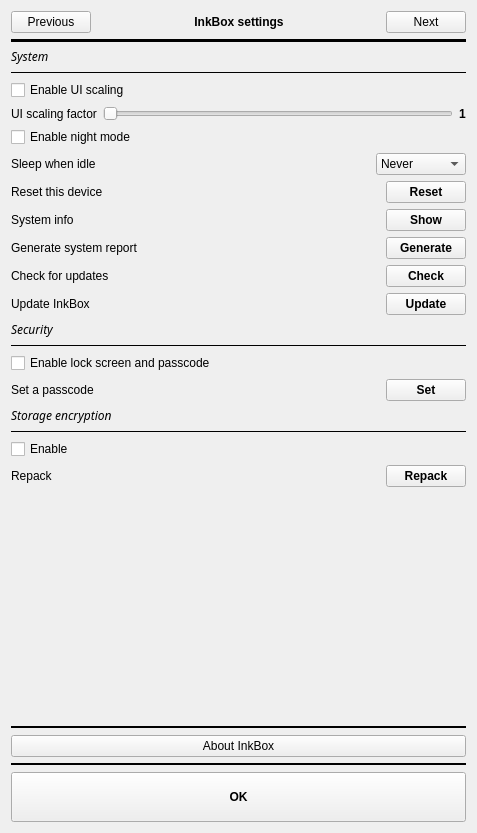
Before: the Qt Designer form settings.ui in Quill-OS/quill, drawn with Qt 5.
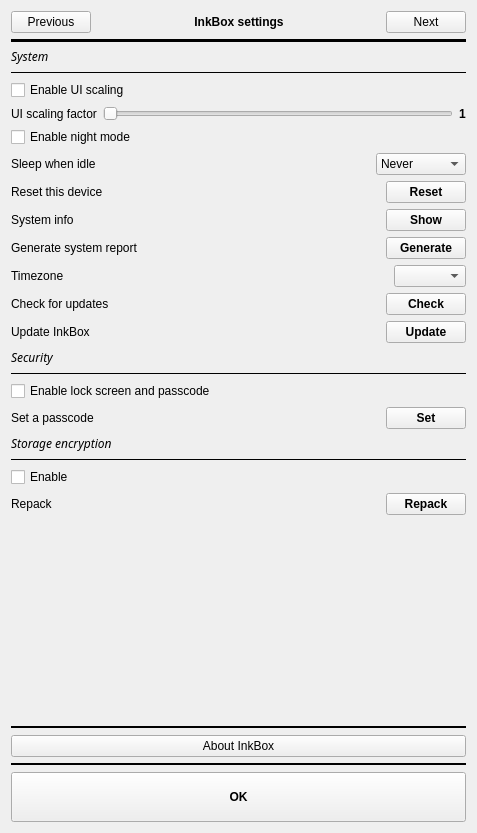
After: the same form once the commit is applied. The open tabs and pages were chosen to show the change.

Commit message: Settings: Add an option to change timezone

Diff of the .ui file:
```diff
--- a/settings.ui
+++ b/settings.ui
@@ -529,10 +529,176 @@
                <property name="bottomMargin">
                 <number>0</number>
                </property>
-               <item row="10" column="0">
-                <widget class="QCheckBox" name="darkModeCheckBox">
+               <item row="7" column="0">
+                <widget class="Line" name="line_9">
+                 <property name="frameShadow">
+                  <enum>QFrame::Plain</enum>
+                 </property>
+                 <property name="orientation">
+                  <enum>Qt::Horizontal</enum>
+                 </property>
+                </widget>
+               </item>
+               <item row="12" column="0">
+                <layout class="QGridLayout" name="gridLayout_12">
+                 <property name="bottomMargin">
+                  <number>0</number>
+                 </property>
+                 <item row="0" column="0">
+                  <widget class="QLabel" name="label_8">
+                   <property name="text">
+                    <string>Reset this device</string>
+                   </property>
+                  </widget>
+                 </item>
+                 <item row="0" column="2">
+                  <widget class="QPushButton" name="resetBtn">
+                   <property name="font">
+                    <font>
+                     <weight>75</weight>
+                     <bold>true</bold>
+                    </font>
+                   </property>
+                   <property name="text">
+                    <string>Reset</string>
+                   </property>
+                  </widget>
+                 </item>
+                 <item row="0" column="1">
+                  <spacer name="horizontalSpacer_8">
+                   <property name="orientation">
+                    <enum>Qt::Horizontal</enum>
+                   </property>
+                   <property name="sizeHint" stdset="0">
+                    <size>
+                     <width>40</width>
+                     <height>20</height>
+                    </size>
+                   </property>
+                  </spacer>
+                 </item>
+                </layout>
+               </item>
+               <item row="22" column="0">
+                <widget class="QCheckBox" name="enableLockscreenCheckBox">
                  <property name="text">
-                  <string>Enable night mode</string>
+                  <string>Enable lock screen and passcode</string>
+                 </property>
+                </widget>
+               </item>
+               <item row="23" column="0">
+                <layout class="QGridLayout" name="gridLayout_13">
+                 <property name="bottomMargin">
+                  <number>0</number>
+                 </property>
+                 <item row="0" column="1">
+                  <spacer name="horizontalSpacer_9">
+                   <property name="orientation">
+                    <enum>Qt::Horizontal</enum>
+                   </property>
+                   <property name="sizeHint" stdset="0">
+                    <size>
+                     <width>40</width>
+                     <height>20</height>
+                    </size>
+                   </property>
+                  </spacer>
+                 </item>
+                 <item row="0" column="2">
+                  <widget class="QPushButton" name="setPasscodeBtn">
+                   <property name="font">
+                    <font>
+                     <weight>75</weight>
+                     <bold>true</bold>
+                    </font>
+                   </property>
+                   <property name="text">
+                    <string>Set</string>
+                   </property>
+                  </widget>
+                 </item>
+                 <item row="0" column="0">
+                  <widget class="QLabel" name="setPasscodeLabel">
+                   <property name="text">
+                    <string>Set a passcode</string>
+                   </property>
+                  </widget>
+                 </item>
+                </layout>
+               </item>
+               <item row="16" column="0">
+                <layout class="QGridLayout" name="checkOtaUpdateGridLayout">
+                 <property name="bottomMargin">
+                  <number>0</number>
+                 </property>
+                 <item row="0" column="0">
+                  <widget class="QLabel" name="checkOtaUpdateLabel">
+                   <property name="text">
+                    <string>Check for updates</string>
+                   </property>
+                  </widget>
+                 </item>
+                 <item row="0" column="1">
+                  <spacer name="horizontalSpacer_13">
+                   <property name="orientation">
+                    <enum>Qt::Horizontal</enum>
+                   </property>
+                   <property name="sizeHint" stdset="0">
+                    <size>
+                     <width>40</width>
+                     <height>20</height>
+                    </size>
+                   </property>
+                  </spacer>
+                 </item>
+                 <item row="0" column="2">
+                  <widget class="QPushButton" name="checkOtaUpdateBtn">
+                   <property name="font">
+                    <font>
+                     <weight>75</weight>
+                     <bold>true</bold>
+                    </font>
+                   </property>
+                   <property name="text">
+                    <string>Check</string>
+                   </property>
+                  </widget>
+                 </item>
+                </layout>
+               </item>
+               <item row="6" column="0">
+                <widget class="QLabel" name="softwareLabel">
+                 <property name="font">
+                  <font>
+                   <family>Chivo</family>
+                   <italic>true</italic>
+                  </font>
+                 </property>
+                 <property name="text">
+                  <string>System</string>
+                 </property>
+                </widget>
+               </item>
+               <item row="24" column="0">
+                <widget class="QLabel" name="storageEncryptionLabel">
+                 <property name="font">
+                  <font>
+                   <family>Chivo</family>
+                   <italic>true</italic>
+                  </font>
+                 </property>
+                 <property name="text">
+                  <string>Storage encryption</string>
+                 </property>
+                </widget>
+               </item>
+               <item row="21" column="0">
+                <widget class="Line" name="line_2">
+                 <property name="frameShadow">
+                  <enum>QFrame::Plain</enum>
+                 </property>
+                 <property name="orientation">
+                  <enum>Qt::Horizontal</enum>
                  </property>
                 </widget>
                </item>
@@ -588,28 +754,8 @@
                  </item>
                 </layout>
                </item>
-               <item row="25" column="0">
-                <widget class="QCheckBox" name="enableEncryptedStorageCheckBox">
-                 <property name="text">
-                  <string>Enable</string>
-                 </property>
-                </widget>
-               </item>
-               <item row="23" column="0">
-                <widget class="QLabel" name="storageEncryptionLabel">
-                 <property name="font">
-                  <font>
-                   <family>Chivo</family>
-                   <italic>true</italic>
-                  </font>
-                 </property>
-                 <property name="text">
-                  <string>Storage encryption</string>
-                 </property>
-                </widget>
-               </item>
-               <item row="11" column="0">
-                <layout class="QGridLayout" name="gridLayout_16">
+               <item row="19" column="0">
+                <layout class="QGridLayout" name="gridLayout_14">
                  <property name="bottomMargin">
                   <number>0</number>
                  </property>
@@ -617,7 +763,7 @@
                   <number>6</number>
                  </property>
                  <item row="0" column="1">
-                  <spacer name="horizontalSpacer_12">
+                  <spacer name="horizontalSpacer_10">
                    <property name="orientation">
                     <enum>Qt::Horizontal</enum>
                    </property>
@@ -630,93 +776,30 @@
                   </spacer>
                  </item>
                  <item row="0" column="0">
-                  <widget class="QLabel" name="sleepTimeoutLabel">
+                  <widget class="QLabel" name="updateLabel">
                    <property name="text">
-                    <string>Sleep when idle</string>
+                    <string>Update InkBox</string>
+                   </property>
+                   <property name="alignment">
+                    <set>Qt::AlignLeading|Qt::AlignLeft|Qt::AlignVCenter</set>
                    </property>
                   </widget>
                  </item>
                  <item row="0" column="2">
-                  <widget class="QComboBox" name="sleepTimeoutComboBox">
-                   <item>
-                    <property name="text">
-                     <string>Never</string>
-                    </property>
-                   </item>
-                   <item>
-                    <property name="text">
-                     <string>2 minutes</string>
-                    </property>
-                   </item>
-                   <item>
-                    <property name="text">
-                     <string>5 minutes</string>
-                    </property>
-                   </item>
-                   <item>
-                    <property name="text">
-                     <string>10 minutes</string>
-                    </property>
-                   </item>
-                   <item>
-                    <property name="text">
-                     <string>15 minutes</string>
-                    </property>
-                   </item>
-                   <item>
-                    <property name="text">
-                     <string>30 minutes</string>
-                    </property>
-                   </item>
-                   <item>
-                    <property name="text">
-                     <string>60 minutes</string>
-                    </property>
-                   </item>
+                  <widget class="QPushButton" name="updateBtn">
+                   <property name="font">
+                    <font>
+                     <weight>75</weight>
+                     <bold>true</bold>
+                    </font>
+                   </property>
+                   <property name="text">
+                    <string>Update</string>
+                   </property>
                   </widget>
                  </item>
                 </layout>
                </item>
-               <item row="7" column="0">
-                <widget class="Line" name="line_9">
-                 <property name="frameShadow">
-                  <enum>QFrame::Plain</enum>
-                 </property>
-                 <property name="orientation">
-                  <enum>Qt::Horizontal</enum>
-                 </property>
-                </widget>
-               </item>
-               <item row="6" column="0">
-                <widget class="QLabel" name="softwareLabel">
-                 <property name="font">
-                  <font>
-                   <family>Chivo</family>
-                   <italic>true</italic>
-                  </font>
-                 </property>
-                 <property name="text">
-                  <string>System</string>
-                 </property>
-                </widget>
-               </item>
-               <item row="21" column="0">
-                <widget class="QCheckBox" name="enableLockscreenCheckBox">
-                 <property name="text">
-                  <string>Enable lock screen and passcode</string>
-                 </property>
-                </widget>
-               </item>
-               <item row="20" column="0">
-                <widget class="Line" name="line_2">
-                 <property name="frameShadow">
-                  <enum>QFrame::Plain</enum>
-                 </property>
-                 <property name="orientation">
-                  <enum>Qt::Horizontal</enum>
-                 </property>
-                </widget>
-               </item>
                <item row="13" column="0">
                 <layout class="QGridLayout" name="gridLayout_7">
                  <property name="bottomMargin">
@@ -760,139 +843,6 @@
                  </item>
                 </layout>
                </item>
-               <item row="22" column="0">
-                <layout class="QGridLayout" name="gridLayout_13">
-                 <property name="bottomMargin">
-                  <number>0</number>
-                 </property>
-                 <item row="0" column="1">
-                  <spacer name="horizontalSpacer_9">
-                   <property name="orientation">
-                    <enum>Qt::Horizontal</enum>
-                   </property>
-                   <property name="sizeHint" stdset="0">
-                    <size>
-                     <width>40</width>
-                     <height>20</height>
-                    </size>
-                   </property>
-                  </spacer>
-                 </item>
-                 <item row="0" column="2">
-                  <widget class="QPushButton" name="setPasscodeBtn">
-                   <property name="font">
-                    <font>
-                     <weight>75</weight>
-                     <bold>true</bold>
-                    </font>
-                   </property>
-                   <property name="text">
-                    <string>Set</string>
-                   </property>
-                  </widget>
-                 </item>
-                 <item row="0" column="0">
-                  <widget class="QLabel" name="setPasscodeLabel">
-                   <property name="text">
-                    <string>Set a passcode</string>
-                   </property>
-                  </widget>
-                 </item>
-                </layout>
-               </item>
-               <item row="15" column="0">
-                <layout class="QGridLayout" name="checkOtaUpdateGridLayout">
-                 <property name="bottomMargin">
-                  <number>0</number>
-                 </property>
-                 <item row="0" column="0">
-                  <widget class="QLabel" name="checkOtaUpdateLabel">
-                   <property name="text">
-                    <string>Check for updates</string>
-                   </property>
-                  </widget>
-                 </item>
-                 <item row="0" column="1">
-                  <spacer name="horizontalSpacer_13">
-                   <property name="orientation">
-                    <enum>Qt::Horizontal</enum>
-                   </property>
-                   <property name="sizeHint" stdset="0">
-                    <size>
-                     <width>40</width>
-                     <height>20</height>
-                    </size>
-                   </property>
-                  </spacer>
-                 </item>
-                 <item row="0" column="2">
-                  <widget class="QPushButton" name="checkOtaUpdateBtn">
-                   <property name="font">
-                    <font>
-                     <weight>75</weight>
-                     <bold>true</bold>
-                    </font>
-                   </property>
-                   <property name="text">
-                    <string>Check</string>
-                   </property>
-                  </widget>
-                 </item>
-                </layout>
-               </item>
-               <item row="19" column="0">
-                <widget class="QLabel" name="securityLabel">
-                 <property name="font">
-                  <font>
-                   <family>Chivo</family>
-                   <italic>true</italic>
-                  </font>
-                 </property>
-                 <property name="text">
-                  <string>Security</string>
-                 </property>
-                </widget>
-               </item>
-               <item row="12" column="0">
-                <layout class="QGridLayout" name="gridLayout_12">
-                 <property name="bottomMargin">
-                  <number>0</number>
-                 </property>
-                 <item row="0" column="0">
-                  <widget class="QLabel" name="label_8">
-                   <property name="text">
-                    <string>Reset this device</string>
-                   </property>
-                  </widget>
-                 </item>
-                 <item row="0" column="2">
-                  <widget class="QPushButton" name="resetBtn">
-                   <property name="font">
-                    <font>
-                     <weight>75</weight>
-                     <bold>true</bold>
-                    </font>
-                   </property>
-                   <property name="text">
-                    <string>Reset</string>
-                   </property>
-                  </widget>
-                 </item>
-                 <item row="0" column="1">
-                  <spacer name="horizontalSpacer_8">
-                   <property name="orientation">
-                    <enum>Qt::Horizontal</enum>
-                   </property>
-                   <property name="sizeHint" stdset="0">
-                    <size>
-                     <width>40</width>
-                     <height>20</height>
-                    </size>
-                   </property>
-                  </spacer>
-                 </item>
-                </layout>
-               </item>
                <item row="14" column="0">
                 <layout class="QGridLayout" name="gridLayout_19">
                  <property name="bottomMargin">
@@ -933,13 +883,13 @@
                  </item>
                 </layout>
                </item>
-               <item row="18" column="0">
-                <layout class="QGridLayout" name="gridLayout_14">
+               <item row="11" column="0">
+                <layout class="QGridLayout" name="gridLayout_16">
                  <property name="bottomMargin">
                   <number>0</number>
                  </property>
                  <item row="0" column="1">
-                  <spacer name="horizontalSpacer_10">
+                  <spacer name="horizontalSpacer_12">
                    <property name="orientation">
                     <enum>Qt::Horizontal</enum>
                    </property>
@@ -952,40 +902,53 @@
                   </spacer>
                  </item>
                  <item row="0" column="0">
-                  <widget class="QLabel" name="updateLabel">
+                  <widget class="QLabel" name="sleepTimeoutLabel">
                    <property name="text">
-                    <string>Update InkBox</string>
-                   </property>
-                   <property name="alignment">
-                    <set>Qt::AlignLeading|Qt::AlignLeft|Qt::AlignVCenter</set>
+                    <string>Sleep when idle</string>
                    </property>
                   </widget>
                  </item>
                  <item row="0" column="2">
-                  <widget class="QPushButton" name="updateBtn">
-                   <property name="font">
-                    <font>
-                     <weight>75</weight>
-                     <bold>true</bold>
-                    </font>
-                   </property>
-                   <property name="text">
-                    <string>Update</string>
-                   </property>
+                  <widget class="QComboBox" name="sleepTimeoutComboBox">
+                   <item>
+                    <property name="text">
+                     <string>Never</string>
+                    </property>
+                   </item>
+                   <item>
+                    <property name="text">
+                     <string>2 minutes</string>
+                    </property>
+                   </item>
+                   <item>
+                    <property name="text">
+                     <string>5 minutes</string>
+                    </property>
+                   </item>
+                   <item>
+                    <property name="text">
+                     <string>10 minutes</string>
+                    </property>
+                   </item>
+                   <item>
+                    <property name="text">
+                     <string>15 minutes</string>
+                    </property>
+                   </item>
+                   <item>
+                    <property name="text">
+                     <string>30 minutes</string>
+                    </property>
+                   </item>
+                   <item>
+                    <property name="text">
+                     <string>60 minutes</string>
+                    </property>
+                   </item>
                   </widget>
                  </item>
                 </layout>
                </item>
-               <item row="24" column="0">
-                <widget class="Line" name="line_10">
-                 <property name="frameShadow">
-                  <enum>QFrame::Plain</enum>
-                 </property>
-                 <property name="orientation">
-                  <enum>Qt::Horizontal</enum>
-                 </property>
-                </widget>
-               </item>
                <item row="8" column="0">
                 <widget class="QCheckBox" name="enableUiScalingCheckBox">
                  <property name="text">
@@ -993,47 +956,7 @@
                  </property>
                 </widget>
                </item>
-               <item row="26" column="0">
-                <layout class="QGridLayout" name="gridLayout_17">
-                 <property name="bottomMargin">
-                  <number>0</number>
-                 </property>
-                 <item row="0" column="1">
-                  <spacer name="horizontalSpacer_14">
-                   <property name="orientation">
-                    <enum>Qt::Horizontal</enum>
-                   </property>
-                   <property name="sizeHint" stdset="0">
-                    <size>
-                     <width>40</width>
-                     <height>20</height>
-                    </size>
-                   </property>
-                  </spacer>
-                 </item>
-                 <item row="0" column="0">
-                  <widget class="QLabel" name="repackLabel">
-                   <property name="text">
-                    <string>Repack</string>
-                   </property>
-                  </widget>
-                 </item>
-                 <item row="0" column="2">
-                  <widget class="QPushButton" name="repackBtn">
-                   <property name="font">
-                    <font>
-                     <weight>75</weight>
-                     <bold>true</bold>
-                    </font>
-                   </property>
-                   <property name="text">
-                    <string>Repack</string>
-                   </property>
-                  </widget>
-                 </item>
-                </layout>
-               </item>
-               <item row="27" column="0">
+               <item row="28" column="0">
                 <spacer name="verticalSpacer_2">
                  <property name="orientation">
                   <enum>Qt::Vertical</enum>
@@ -1046,6 +969,113 @@
                  </property>
                 </spacer>
                </item>
+               <item row="10" column="0">
+                <widget class="QCheckBox" name="darkModeCheckBox">
+                 <property name="text">
+                  <string>Enable night mode</string>
+                 </property>
+                </widget>
+               </item>
+               <item row="27" column="0">
+                <layout class="QGridLayout" name="gridLayout_17">
+                 <property name="bottomMargin">
+                  <number>0</number>
+                 </property>
+                 <item row="0" column="1">
+                  <spacer name="horizontalSpacer_14">
+                   <property name="orientation">
+                    <enum>Qt::Horizontal</enum>
+                   </property>
+                   <property name="sizeHint" stdset="0">
+                    <size>
+                     <width>40</width>
+                     <height>20</height>
+                    </size>
+                   </property>
+                  </spacer>
+                 </item>
+                 <item row="0" column="0">
+                  <widget class="QLabel" name="repackLabel">
+                   <property name="text">
+                    <string>Repack</string>
+                   </property>
+                  </widget>
+                 </item>
+                 <item row="0" column="2">
+                  <widget class="QPushButton" name="repackBtn">
+                   <property name="font">
+                    <font>
+                     <weight>75</weight>
+                     <bold>true</bold>
+                    </font>
+                   </property>
+                   <property name="text">
+                    <string>Repack</string>
+                   </property>
+                  </widget>
+                 </item>
+                </layout>
+               </item>
+               <item row="20" column="0">
+                <widget class="QLabel" name="securityLabel">
+                 <property name="font">
+                  <font>
+                   <family>Chivo</family>
+                   <italic>true</italic>
+                  </font>
+                 </property>
+                 <property name="text">
+                  <string>Security</string>
+                 </property>
+                </widget>
+               </item>
+               <item row="25" column="0">
+                <widget class="Line" name="line_10">
+                 <property name="frameShadow">
+                  <enum>QFrame::Plain</enum>
+                 </property>
+                 <property name="orientation">
+                  <enum>Qt::Horizontal</enum>
+                 </property>
+                </widget>
+               </item>
+               <item row="26" column="0">
+                <widget class="QCheckBox" name="enableEncryptedStorageCheckBox">
+                 <property name="text">
+                  <string>Enable</string>
+                 </property>
+                </widget>
+               </item>
+               <item row="15" column="0">
+                <layout class="QGridLayout" name="gridLayout_18">
+                 <property name="bottomMargin">
+                  <number>0</number>
+                 </property>
+                 <item row="0" column="0">
+                  <widget class="QLabel" name="label_11">
+                   <property name="text">
+                    <string>Timezone</string>
+                   </property>
+                  </widget>
+                 </item>
+                 <item row="0" column="1">
+                  <spacer name="horizontalSpacer_16">
+                   <property name="orientation">
+                    <enum>Qt::Horizontal</enum>
+                   </property>
+                   <property name="sizeHint" stdset="0">
+                    <size>
+                     <width>40</width>
+                     <height>20</height>
+                    </size>
+                   </property>
+                  </spacer>
+                 </item>
+                 <item row="0" column="2">
+                  <widget class="QComboBox" name="tzComboBox"/>
+                 </item>
+                </layout>
+               </item>
               </layout>
              </item>
             </layout>
```
Left out of the diff: 6 changed lines with no effect on the pictures. The commit also changes 4 other files.
